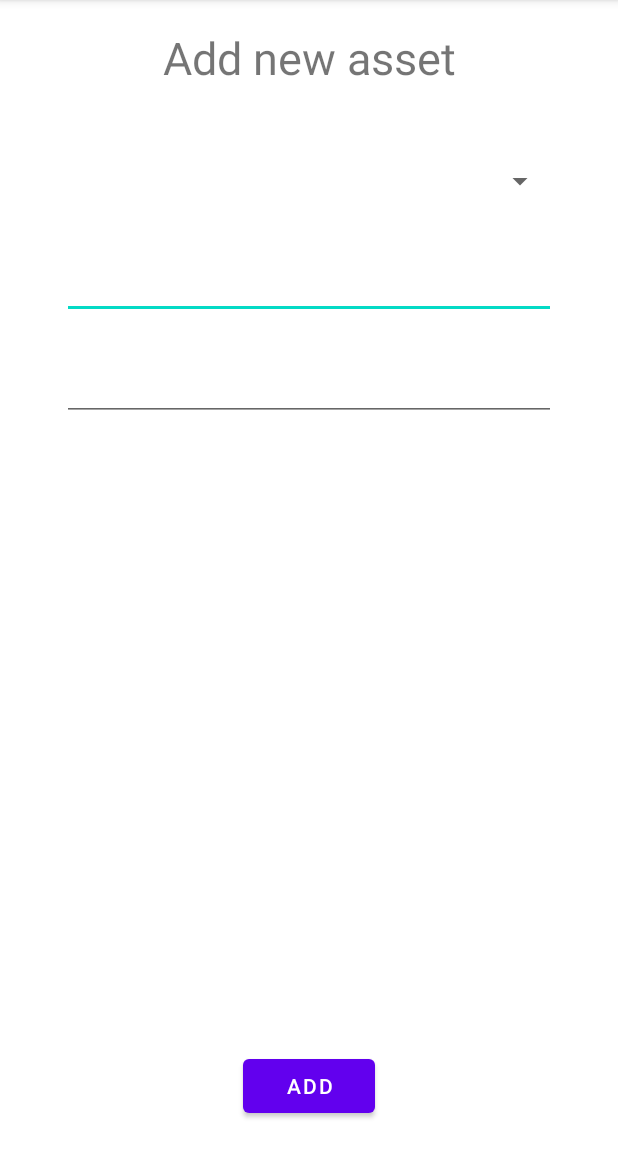
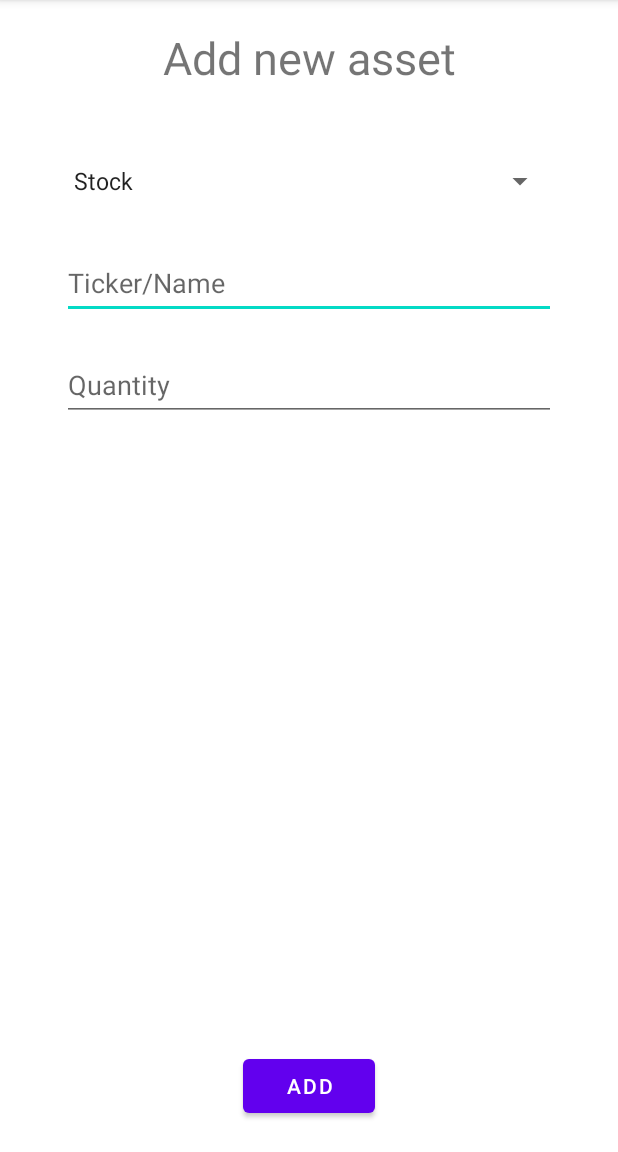
Before and after one commit to devils2ndself/total-asset-calculator, an Android app: the screen it shows after launch (AddAssetActivity), after a tap on "ADD", on a phone screen of 412 x 824 dp, the part 84-1236 px from its top. Run offline under Robolectric (Android 15) with nearby library versions, the phone set to English and light mode, and no system bars; our stand-ins replace Room's generated code.

```diff
--- a/app/src/main/java/com/example/finalproject/AddAssetActivity.java
+++ b/app/src/main/java/com/example/finalproject/AddAssetActivity.java
@@ -2,13 +2,74 @@ package com.example.finalproject;
 
 import androidx.appcompat.app.AppCompatActivity;
 
+import android.annotation.SuppressLint;
+import android.content.Intent;
 import android.os.Bundle;
+import android.view.Menu;
+import android.view.MenuInflater;
+import android.view.MenuItem;
+import android.widget.ArrayAdapter;
+import android.widget.Button;
+import android.widget.EditText;
+import android.widget.Spinner;
+import android.widget.Toast;
 
-public class AddAssetActivity extends AppCompatActivity {
+import java.util.ArrayList;
+import java.util.List;
+
+public class AddAssetActivity extends AppCompatActivity implements DatabaseManager.DatabaseListener {
+
+    DatabaseManager dbManager;
 
     @Override
     protected void onCreate(Bundle savedInstanceState) {
         super.onCreate(savedInstanceState);
         setContentView(R.layout.activity_add_asset);
+
+        // DB Manager
+        dbManager = ((App) getApplication()).dbManager;
+        DatabaseManager.getDb(this);
+        dbManager.listener = this;
+
+        // Type spinner
+        List<String> spinnerArray =  new ArrayList<String>();
+        spinnerArray.add("Stock");
+        spinnerArray.add("Crypto");
+        ArrayAdapter<String> adapter = new ArrayAdapter<String>(
+                this, android.R.layout.simple_spinner_item, spinnerArray);
+        adapter.setDropDownViewResource(android.R.layout.simple_spinner_dropdown_item);
+
+        Spinner spinner = (Spinner) findViewById(R.id.add_asset_type);
+        spinner.setAdapter(adapter);
+
+        // Add button
+        Button addButton = (Button) findViewById(R.id.add_asset_button);
+        EditText nameText = (EditText) findViewById(R.id.add_asset_name);
+        EditText quantityText = (EditText) findViewById(R.id.add_asset_quantity);
+        addButton.setOnClickListener(view -> {
+            try {
+                addButton.setEnabled(false);
+                String type = spinner.getSelectedItem().toString();
+                if (! spinnerArray.contains(type)) { throw new Exception(getString(R.string.invalid_type_error)); }
+                String name = nameText.getText().toString().trim();
+                if (name.isEmpty()) { throw new Exception(getString(R.string.name_empty_error)); }
+                String quantityString = quantityText.getText().toString();
+                if (quantityString.isEmpty()) { throw new Exception(getString(R.string.quantity_empty_error)); }
+                double quantity = Double.parseDouble(quantityString);
+                Asset newAsset = new Asset(type, name, quantity);
+                dbManager.insertAssetAsync(newAsset);
+            } catch (Exception e) {
+                addButton.setEnabled(true);
+                Toast.makeText(this, e.getMessage(), Toast.LENGTH_SHORT).show();
+            }
+        });
+    }
+
+    @Override
+    public void onGetAll(List<Asset> assets) { }
+
+    @Override
+    public void onInsert() {
+        startActivity(new Intent(this, AssetsListActivity.class));
     }
 }
--- a/app/src/main/java/com/example/finalproject/App.java
+++ b/app/src/main/java/com/example/finalproject/App.java
@@ -5,5 +5,5 @@ import android.app.Application;
 import java.util.ArrayList;
 
 public class App extends Application {
-    static public ArrayList<Asset> assets = new ArrayList<>();
+    DatabaseManager dbManager = new DatabaseManager();
 }
--- a/app/src/main/java/com/example/finalproject/Asset.java
+++ b/app/src/main/java/com/example/finalproject/Asset.java
@@ -1,7 +1,10 @@
 package com.example.finalproject;
 
+import androidx.room.Entity;
+import androidx.room.Ignore;
 import androidx.room.PrimaryKey;
 
+@Entity
 public class Asset {
 
     public Asset(String type, String name, double quantity) {
@@ -20,7 +23,7 @@ public class Asset {
 
     public String name;
 
-    // @Ignore
+    @Ignore
     public double unitPrice;
 
     public void setUnitPrice(double price) {
--- /dev/null
+++ b/app/src/main/java/com/example/finalproject/AssetDAO.java
@@ -0,0 +1,24 @@
+package com.example.finalproject;
+
+import androidx.room.Dao;
+import androidx.room.Delete;
+import androidx.room.Insert;
+import androidx.room.Query;
+
+import java.util.List;
+
+@Dao
+public interface AssetDAO {
+
+    @Query("SELECT * FROM Asset")
+    List<Asset> getAll();
+
+    @Query("SELECT * FROM Asset WHERE type == :type")
+    List<Asset> getByType(String type);
+
+    @Insert
+    void insert(Asset asset);
+
+    @Delete
+    void delete(Asset asset);
+}
--- /dev/null
+++ b/app/src/main/java/com/example/finalproject/AssetDatabase.java
@@ -0,0 +1,9 @@
+package com.example.finalproject;
+
+import androidx.room.Database;
+import androidx.room.RoomDatabase;
+
+@Database(entities = {Asset.class}, version = 1)
+public abstract class AssetDatabase extends RoomDatabase {
+    public abstract AssetDAO assetDao();
+}
--- /dev/null
+++ b/app/src/main/java/com/example/finalproject/DatabaseManager.java
@@ -0,0 +1,68 @@
+package com.example.finalproject;
+
+import android.content.Context;
+import android.os.Handler;
+import android.os.Looper;
+
+import androidx.room.Room;
+
+import java.util.List;
+import java.util.concurrent.ExecutorService;
+import java.util.concurrent.Executors;
+
+public class DatabaseManager {
+
+    interface DatabaseListener {
+        void onGetAll(List<Asset> assets);
+        void onInsert();
+    }
+
+    public DatabaseListener listener;
+
+    private static AssetDatabase db;
+
+    ExecutorService dbExecutor = Executors.newFixedThreadPool(4);
+
+    Handler mainThreadHandler = new Handler(Looper.getMainLooper());
+
+    public List<Asset> allAssetsFromDb;
+
+    private static void buildDatabase(Context context) {
+        db = Room.databaseBuilder(context, AssetDatabase.class, "asset_database").build();
+    }
+
+    public static AssetDatabase getDb(Context context) {
+        if (db == null) { buildDatabase(context); }
+        return db;
+    }
+
+    public void insertAssetAsync(Asset asset) {
+        dbExecutor.execute(new Runnable() {
+            @Override
+            public void run() {
+                db.assetDao().insert(asset);
+                mainThreadHandler.post(new Runnable() {
+                    @Override
+                    public void run() {
+                        listener.onInsert();
+                    }
+                });
+            }
+        });
+    }
+
+    public void getAllAssetsAsync() {
+        dbExecutor.execute(new Runnable() {
+            @Override
+            public void run() {
+                List<Asset> assets = db.assetDao().getAll();
+                mainThreadHandler.post(new Runnable() {
+                    @Override
+                    public void run() {
+                        listener.onGetAll(assets);
+                    }
+                });
+            }
+        });
+    }
+}
--- a/app/src/main/java/com/example/finalproject/MainActivity.java
+++ b/app/src/main/java/com/example/finalproject/MainActivity.java
@@ -9,23 +9,38 @@ import android.view.Menu;
 import android.view.MenuInflater;
 import android.view.MenuItem;
 import android.widget.Button;
+import android.widget.TextView;
 
-public class MainActivity extends AppCompatActivity {
+import java.util.ArrayList;
+import java.util.List;
+
+public class MainActivity extends AppCompatActivity implements DatabaseManager.DatabaseListener {
+
+    TextView totalTextView;
 
     Button addButton;
     Button viewButton;
+
+    DatabaseManager dbManager;
 
     @Override
     protected void onCreate(Bundle savedInstanceState) {
         super.onCreate(savedInstanceState);
         setContentView(R.layout.activity_main);
 
-        if (App.assets.size() == 0) {
-            App.assets.add(new Asset("Stock", "VOO", 12));
-            App.assets.add(new Asset("Stock", "VTI", 7));
-            App.assets.add(new Asset("Stock", "KO", 5));
-            App.assets.add(new Asset("Crypto", "BTC", 2.5));
-        }
+        totalTextView = findViewById(R.id.main_total_number);
+
+        dbManager = ((App) getApplication()).dbManager;
+        DatabaseManager.getDb(this);
+        dbManager.listener = this;
+        dbManager.getAllAssetsAsync();
+
+//        if (App.assets.size() == 0) {
+//            App.assets.add(new Asset("Stock", "VOO", 12));
+//            App.assets.add(new Asset("Stock", "VTI", 7));
+//            App.assets.add(new Asset("Stock", "KO", 5));
+//            App.assets.add(new Asset("Crypto", "BTC", 2.5));
+//        }
 
         addButton = findViewById(R.id.main_add_button);
         viewButton = findViewById(R.id.main_view_button);
@@ -64,4 +79,17 @@ public class MainActivity extends AppCompatActivity {
                 return super.onOptionsItemSelected(item);
         }
     }
+
+    @SuppressLint("DefaultLocale")
+    @Override
+    public void onGetAll(List<Asset> assets) {
+        double total = 0;
+        for (Asset asset : assets) {
+            total += asset.getTotal();
+        }
+        totalTextView.setText(String.format("%.2f", total));
+    }
+
+    @Override
+    public void onInsert() { }
 }
--- a/app/src/main/res/layout/activity_add_asset.xml
+++ b/app/src/main/res/layout/activity_add_asset.xml
@@ -7,7 +7,7 @@
     tools:context=".AddAssetActivity">
 
     <TextView
-        android:id="@+id/textView"
+        android:id="@+id/add_asset_textview"
         android:layout_width="wrap_content"
         android:layout_height="wrap_content"
         android:text="@string/add_new_asset"
@@ -43,9 +43,10 @@
         app:layout_constraintWidth_percent="0.8"
         android:layout_marginTop="20sp"
         android:ems="10"
-        android:inputType="none"
+        android:inputType="text"
         android:minHeight="48dp"
         android:text=""
+        android:hint="@string/ticker_name"
         app:layout_constraintEnd_toEndOf="parent"
         app:layout_constraintStart_toStartOf="parent"
         app:layout_constraintTop_toBottomOf="@+id/add_asset_type"
@@ -58,16 +59,17 @@
         app:layout_constraintWidth_percent="0.8"
         android:layout_marginTop="20sp"
         android:ems="10"
-        android:inputType="none"
+        android:inputType="numberDecimal"
         android:minHeight="48dp"
         android:text=""
+        android:hint="@string/quantity"
         app:layout_constraintEnd_toEndOf="parent"
         app:layout_constraintStart_toStartOf="parent"
         app:layout_constraintTop_toBottomOf="@+id/add_asset_name"
         tools:ignore="SpeakableTextPresentCheck" />
 
     <Button
-        android:id="@+id/button"
+        android:id="@+id/add_asset_button"
         android:layout_width="wrap_content"
         android:layout_height="wrap_content"
         android:text="@string/add"
--- a/app/src/main/res/values/strings.xml
+++ b/app/src/main/res/values/strings.xml
@@ -9,4 +9,10 @@
     <string name="crypto">Crypto</string>
     <string name="other_not_fetched">Other</string>
     <string name="view_all_assets">View all assets</string>
+    <string name="news">News</string>
+    <string name="ticker_name">Ticker/Name</string>
+    <string name="quantity">Quantity</string>
+    <string name="name_empty_error">Name cannot be empty!</string>
+    <string name="invalid_type_error">Invalid type!</string>
+    <string name="quantity_empty_error">Quantity cannot be empty!</string>
 </resources>
```
Also changed, not shown: app/src/main/java/com/example/finalproject/AssetsListActivity.java (+43 -3 lines), app/src/main/res/layout/activity_main.xml (+12 -1 lines), app/src/main/res/layout/other_assets_recycler_row.xml (+8 -8 lines), app/src/main/res/menu/list_menu.xml (added, +8 -0 lines), 1 other file.
